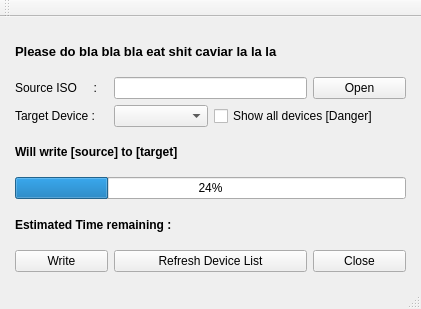
Before: the Qt Designer form mainwindow.ui in sarim/ppd, drawn with Qt 5.
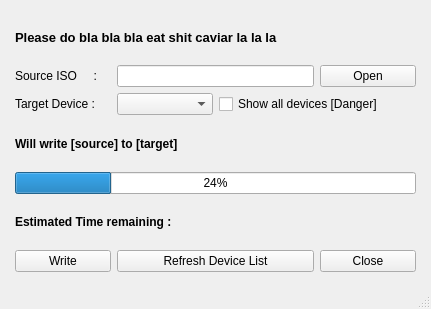
After: the same form once the commit is applied.

Commit message: OSX get USB device implemented. ATA device not implemented yet.

Diff of the .ui file:
```diff
--- a/mainwindow.ui
+++ b/mainwindow.ui
@@ -6,7 +6,7 @@
    <rect>
     <x>0</x>
     <y>0</y>
-    <width>421</width>
+    <width>431</width>
     <height>309</height>
    </rect>
   </property>
@@ -142,14 +142,6 @@
     </rect>
    </property>
   </widget>
-  <widget class="QToolBar" name="mainToolBar">
-   <attribute name="toolBarArea">
-    <enum>TopToolBarArea</enum>
-   </attribute>
-   <attribute name="toolBarBreak">
-    <bool>false</bool>
-   </attribute>
-  </widget>
   <widget class="QStatusBar" name="statusBar"/>
  </widget>
  <layoutdefault spacing="6" margin="11"/>
```
Left out of the diff: 4 changed lines with no effect on the pictures. The commit also changes 1 other file.
